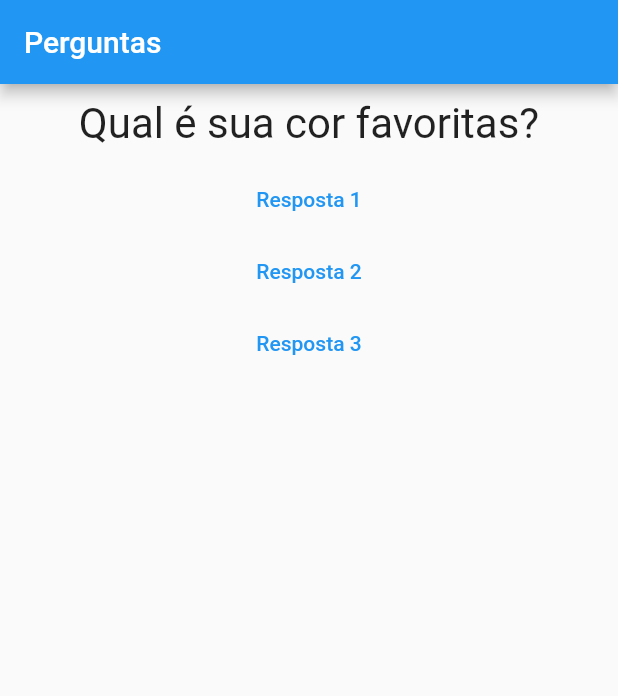
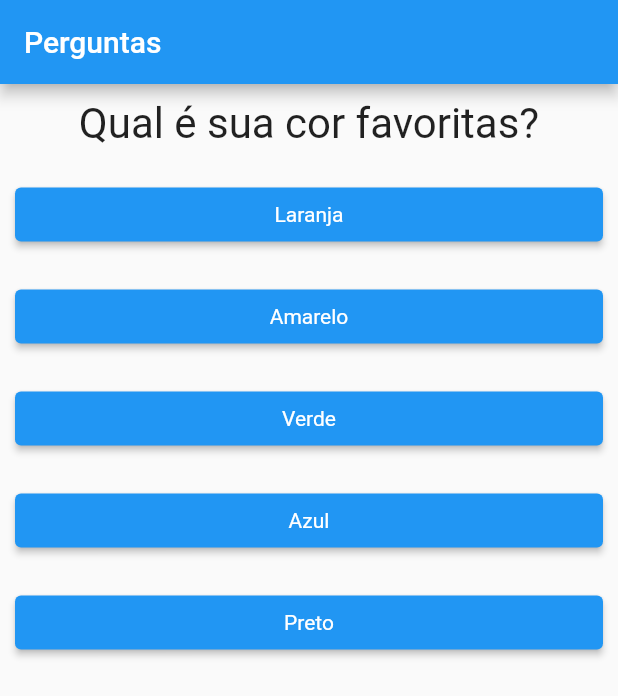
Before and after one commit to williansjaime/AppFlutter, a Flutter app: the screen it shows after launch, on a phone screen of 412 x 824 dp. Shown: the top 696 px of the screen. Run offline on Flutter 3.47's test engine with Material 2 defaults, Android fonts, the phone set to English and light mode, and no system bars.

Commit message:
Montagem passando funcao como parametro

```diff
--- a/projeto_pergunta/lib/main.dart
+++ b/projeto_pergunta/lib/main.dart
@@ -1,39 +1,78 @@
 import 'package:flutter/material.dart';
-import './questao.dart';
+import './resultado.dart';
+import './questionario.dart';
 
 main() => runApp(PerguntaApp());
 
 class _PerguntaAppState extends State<PerguntaApp> {
   var _perguntaSelecionada = 0;
-  void _responder() {
+  var _pontucaoTotal = 0;
+
+  final _perguntas = const [
+    {
+      "texto": "Qual é sua cor favoritas?",
+      "respostas": [
+        {"texto": "Laranja", "pontuacao": 10},
+        {"texto": "Amarelo", "pontuacao": 4},
+        {"texto": "Verde", "pontuacao": 2},
+        {"texto": "Azul", "pontuacao": 1},
+        {"texto": "Preto", "pontuacao": 5},
+      ],
+    },
+    {
+      "texto": "Qual é o seu animal favorito?",
+      "respostas": [
+        {"texto": "Rato", "pontuacao": 9},
+        {"texto": "Leão", "pontuacao": 0},
+        {"texto": "Tigre", "pontuacao": 8},
+        {"texto": "Onça", "pontuacao": 7},
+        {"texto": "Jacaré", "pontuacao": 10}
+      ],
+    },
+    {
+      "texto": "Qual é o seu instrutor favorito?",
+      "respostas": [
+        {"texto": "Willians", "pontuacao": 10},
+        {"texto": "Willians", "pontuacao": 10},
+        {"texto": "Willians", "pontuacao": 10},
+        {"texto": "Willians", "pontuacao": 10},
+        {"texto": "Willians", "pontuacao": 10}
+      ],
+    }
+  ];
+  void _responder(int pontuacao) {
     setState(() {
       _perguntaSelecionada++;
+      _pontucaoTotal += pontuacao;
     });
+    print(_pontucaoTotal);
+  }
 
-    print(_perguntaSelecionada);
+  bool get temPerguntaSelecionada {
+    return _perguntaSelecionada < _perguntas.length;
   }
 
   // This widget is the root of your application.
   @override
   Widget build(BuildContext context) {
-    final perguntas = [
-      "Qual é sua cor favoritas?",
-      "Qual é o seu animal favorito?"
-    ];
+    // List<Widget> widgets =
+    //     respostas.map((t) => Respostas(t, _responder)).toList();
+    // for (String textoResp
+    //     in perguntas[_perguntaSelecionada].cast()["respostas"]) {
+    //   respostas.add(Respostas(textoResp, _responder));
+    // }
 
     return MaterialApp(
         home: Scaffold(
       appBar: AppBar(
         title: Text('Perguntas'),
       ),
-      body: Column(
-        children: <Widget>[
-          Questao(perguntas[_perguntaSelecionada]),
-          TextButton(child: Text("Resposta 1"), onPressed: _responder),
-          TextButton(child: Text("Resposta 2"), onPressed: _responder),
-          TextButton(child: Text("Resposta 3"), onPressed: _responder)
-        ],
-      ),
+      body: temPerguntaSelecionada
+          ? Questionario(
+              perguntas: _perguntas,
+              perguntaSelecionada: _perguntaSelecionada,
+              repostaSelecionada: _responder)
+          : Resultado(_pontucaoTotal),
     ));
   }
 }
--- /dev/null
+++ b/projeto_pergunta/lib/questionario.dart
@@ -0,0 +1,38 @@
+import 'package:flutter/src/widgets/container.dart';
+import 'package:flutter/src/widgets/framework.dart';
+import 'package:flutter/material.dart';
+import './questao.dart';
+import './resposta.dart';
+
+class Questionario extends StatelessWidget {
+  final List<Map<String, Object>> perguntas;
+  final int perguntaSelecionada;
+  final void Function(int) repostaSelecionada;
+
+  bool get temPerguntaSelecionada {
+    return perguntaSelecionada < perguntas.length;
+  }
+
+  Questionario({
+    required this.perguntas,
+    required this.perguntaSelecionada,
+    required this.repostaSelecionada,
+  });
+  @override
+  Widget build(BuildContext context) {
+    List<Map<String, Object>> respostas = temPerguntaSelecionada
+        ? perguntas[perguntaSelecionada].cast()["respostas"]
+        : [];
+    return Column(
+      children: <Widget>[
+        Questao(perguntas[perguntaSelecionada]["texto"].toString()),
+        ...respostas.map((resp) {
+          return Respostas(
+            resp["texto"] as String,
+            () => repostaSelecionada(int.parse(resp["pontuacao"].toString())),
+          );
+        }).toList(),
+      ],
+    );
+  }
+}
--- /dev/null
+++ b/projeto_pergunta/lib/resposta.dart
@@ -0,0 +1,22 @@
+import 'package:flutter/material.dart';
+import 'package:flutter/rendering.dart';
+
+class Respostas extends StatelessWidget {
+  final String texto;
+  final void Function() quandoSelecionado;
+  Respostas(this.texto, this.quandoSelecionado);
+
+  @override
+  Widget build(BuildContext context) {
+    return Container(
+        width: double.infinity,
+        margin: EdgeInsets.all(10),
+        child: ElevatedButton(
+          style: ElevatedButton.styleFrom(
+              primary: Colors.blue,
+              textStyle: TextStyle(color: Colors.amberAccent)),
+          onPressed: quandoSelecionado,
+          child: Text(texto),
+        ));
+  }
+}
--- /dev/null
+++ b/projeto_pergunta/lib/resultado.dart
@@ -0,0 +1,33 @@
+import 'package:flutter/src/widgets/container.dart';
+import 'package:flutter/src/widgets/framework.dart';
+import 'package:flutter/material.dart';
+
+class Resultado extends StatelessWidget {
+  //const Resultado({super.key});
+
+  final int pontuacao;
+
+  Resultado(this.pontuacao);
+
+  String get fraseResultado {
+    if (pontuacao < 8) {
+      return "Parabéns!!!";
+    } else if (pontuacao < 12) {
+      return "Você é bom!";
+    } else if (pontuacao < 16) {
+      return "Impressionante!";
+    } else {
+      return "Nivel Jedi!";
+    }
+  }
+
+  @override
+  Widget build(BuildContext context) {
+    return Center(
+      child: Text(
+        fraseResultado,
+        style: TextStyle(fontSize: 28),
+      ),
+    );
+  }
+}
```
